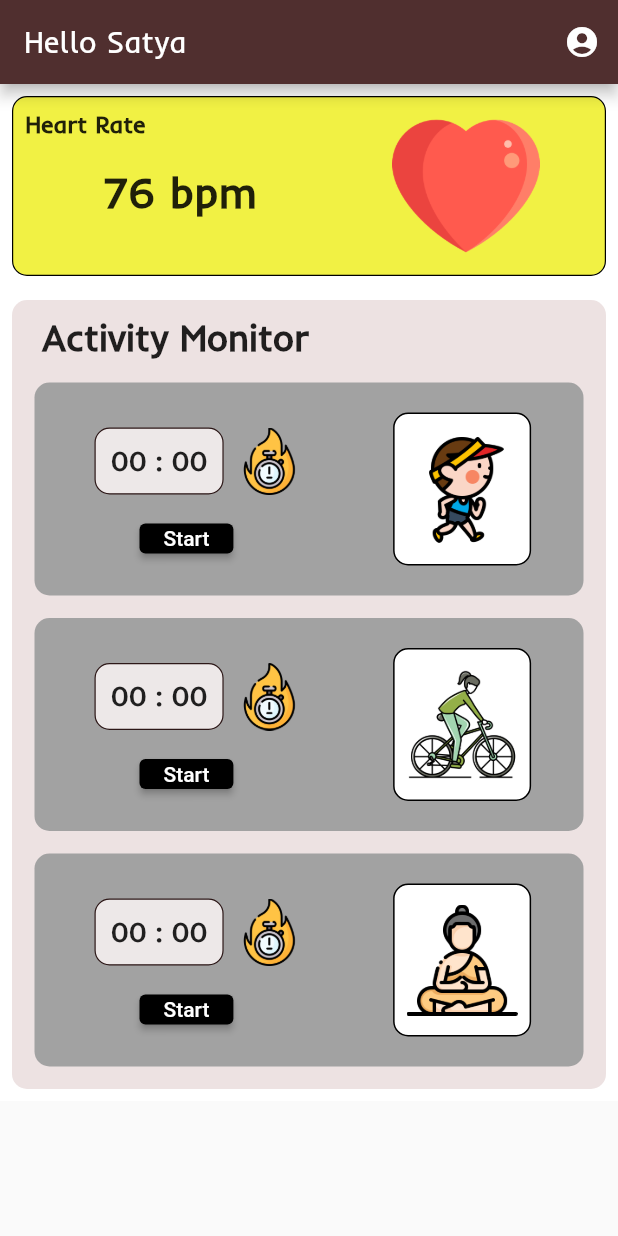
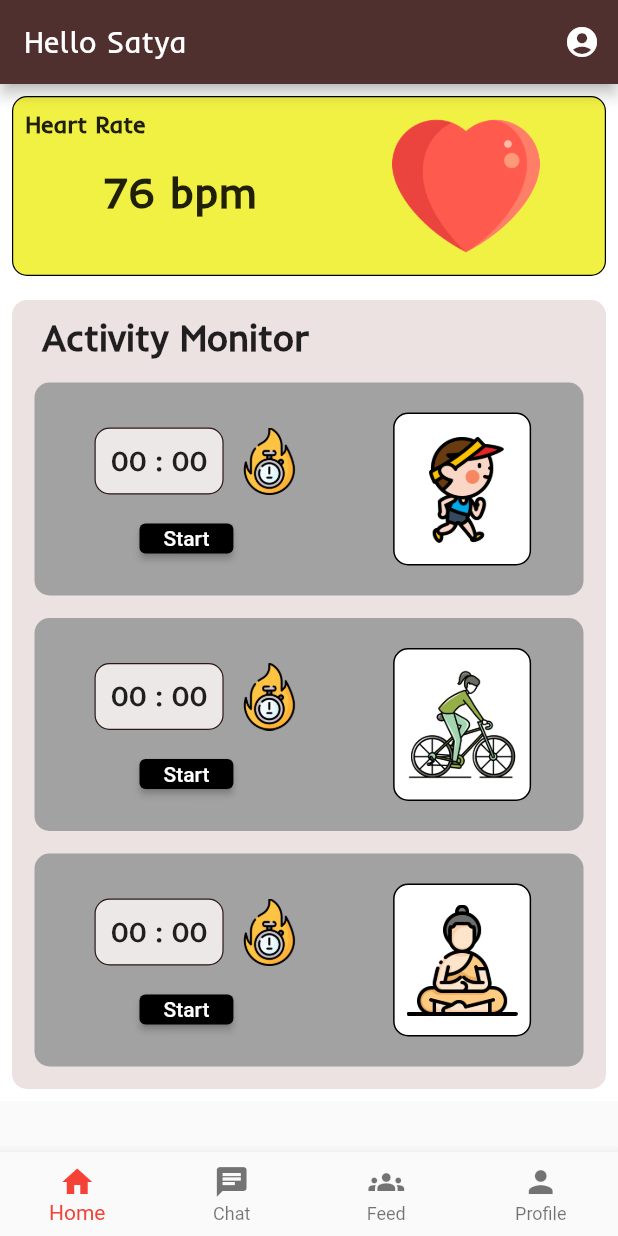
Before and after one commit to Gelli-VVN-Satyanarayana-Guptha/fitness_app, a Flutter app: the screen it shows after launch, on a phone screen of 412 x 824 dp. Run offline on Flutter 3.47's test engine with Material 2 defaults, Android fonts, the phone set to English and light mode, and no system bars.

Commit message:
NavigationBar

```diff
--- /dev/null
+++ b/lib/constants/navigation.dart
@@ -0,0 +1,51 @@
+import 'package:flutter/material.dart';
+import 'package:fitness_app/screens/home_screen.dart';
+import "package:fitness_app/screens/profile.dart";
+class Navigation extends StatefulWidget {
+  const Navigation({super.key});
+
+  @override
+  State<Navigation> createState() => _NavigationState();
+}
+
+class _NavigationState extends State<Navigation> {
+  int currentIndex = 0;
+  final screens = [
+    HomeScreen(),
+    Center(child: Text('chat', style: TextStyle(fontSize: 60),),),
+    Center(child: Text('feed', style: TextStyle(fontSize: 60),),),
+    ProfilePage(),
+  ];
+  @override
+  Widget build(BuildContext context) {
+    return Scaffold(
+      body: screens[currentIndex],
+      bottomNavigationBar: BottomNavigationBar(
+        type: BottomNavigationBarType.fixed,
+        currentIndex: currentIndex,
+        onTap: (index) => setState(() =>  currentIndex = index),
+        items: [
+           BottomNavigationBarItem(
+            icon: Icon(Icons.home),
+            label: 'Home',
+            backgroundColor: Colors.grey,
+           ),
+            BottomNavigationBarItem(
+            icon: Icon(Icons.chat),
+            label: 'Chat',
+            backgroundColor: Colors.grey,
+           ),
+            BottomNavigationBarItem(
+            icon: Icon(Icons.groups),
+            label: 'Feed',
+            backgroundColor: Colors.grey,
+           ),
+            BottomNavigationBarItem(
+            icon: Icon(Icons.person),
+            label: 'Profile',
+            backgroundColor:  Color.fromARGB(255, 241, 241, 68),
+           ),
+      ]),
+    );
+  }
+}
--- a/lib/main.dart
+++ b/lib/main.dart
@@ -3,7 +3,7 @@ import 'package:fitness_app/screens/login_screen.dart';
 import 'package:fitness_app/screens/home_screen.dart';
 import 'package:fitness_app/screens/signup_screen.dart';
 import 'package:flutter/material.dart';
-
+import 'package:fitness_app/constants/navigation.dart';
 void main() {
   runApp(const MyApp());
 }
@@ -19,13 +19,14 @@ class MyApp extends StatelessWidget {
         primarySwatch: Colors.red,
         visualDensity: VisualDensity.adaptivePlatformDensity,
       ),
-      initialRoute: '/HomeScreen',
+      initialRoute: '/Navigation',
       //initialRoute: '/SignUpScreen',
       routes: {
-        //"/": (context) => SplashScreen(),
-        //'/LoginScreen': (context) => LoginScreen(),
-        '/HomeScreen': (context) => HomeScreen(),
-        //'/SignUpScreen': (context) => SignUpScreen(),
+      //  "/": (context) => SplashScreen(),
+      //  '/LoginScreen': (context) => LoginScreen(),
+        // '/HomeScreen': (context) => HomeScreen(),
+        '/Navigation' :(context) => Navigation(),
+      //  '/SignUpScreen': (context) => SignUpScreen(),
       },
     );
   }
--- a/lib/screens/home_screen.dart
+++ b/lib/screens/home_screen.dart
@@ -1,4 +1,5 @@
 import 'package:flutter/material.dart';
+import 'package:fitness_app/constants/navigation.dart';
 
 class HomeScreen extends StatefulWidget {
   const HomeScreen({super.key});
@@ -12,6 +13,7 @@ class _HomeScreenState extends State<HomeScreen> {
   final motivationline = "\"No Pain No Gain\"";
   final hrate = "76";
   final timer = "00 : 00";
+
 
   @override
   void initState() {
@@ -428,6 +430,7 @@ class _HomeScreenState extends State<HomeScreen> {
           ]),
         ),
       )),
+
     );
   }
 }
--- /dev/null
+++ b/lib/screens/profile.dart
@@ -0,0 +1,26 @@
+import 'dart:ui';
+import 'package:flutter/material.dart';
+
+class ProfilePage extends StatefulWidget {
+  const ProfilePage({super.key});
+
+  @override
+  State<ProfilePage> createState() => _ProfilePageState();
+}
+
+class _ProfilePageState extends State<ProfilePage> {
+  @override
+  Widget build(BuildContext context) {
+    return Scaffold(
+      appBar: AppBar(title: Text("Profile", style: TextStyle(fontFamily: 'inder')),
+      backgroundColor: Color(0xff502F2F),
+
+      ),
+      body: SafeArea(
+        child: Container(
+          color: Colors.black,
+        )
+        ),
+    );
+  }
+}
```
Also changed, not shown: pubspec.lock.
